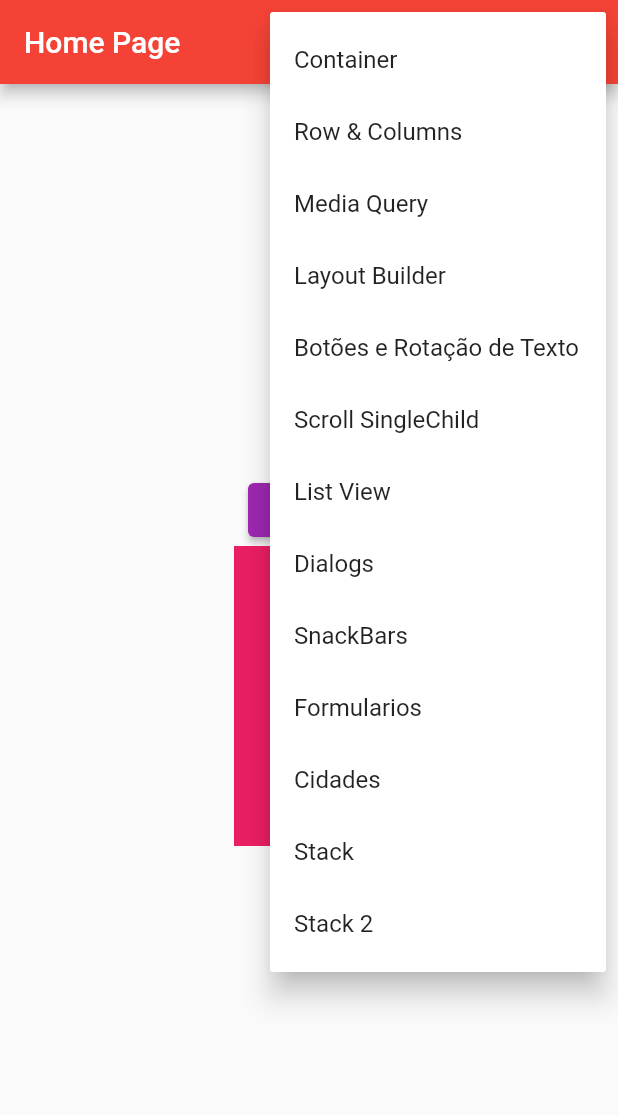
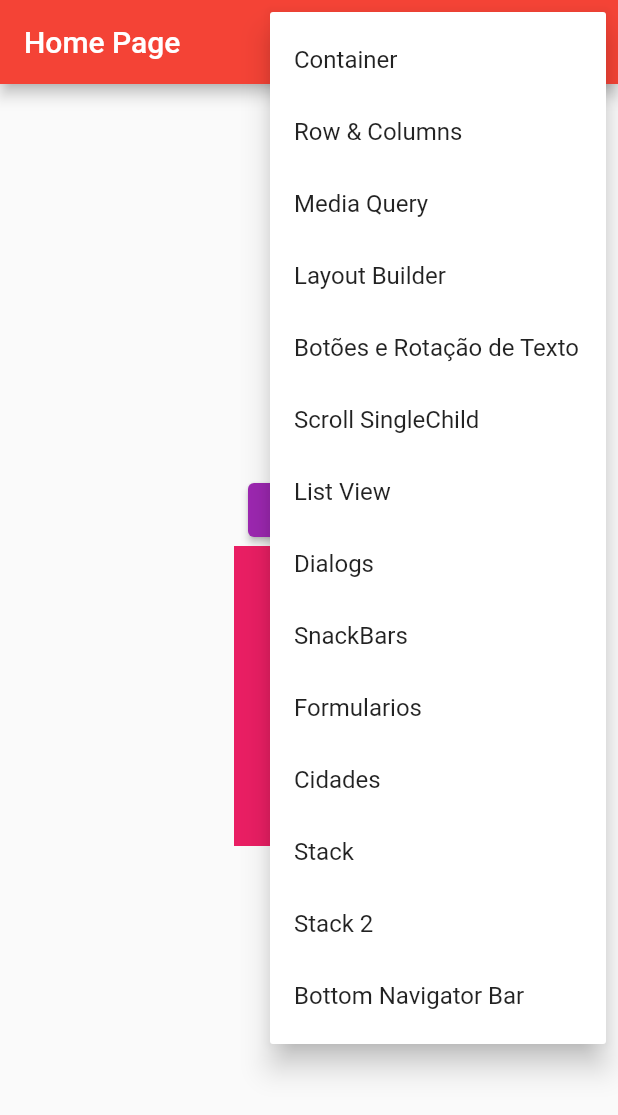
Before and after one commit to fabriciosuhet/flutter-primeiro-projeto, a Flutter app: the screen it shows after launch, after a tap on the "menu" icon, on a phone screen of 412 x 824 dp. Shown: the top 1115 px of the screen. Run offline on Flutter 3.47's test engine with Material 2 defaults, Android fonts, the phone set to English and light mode, and no system bars; our stand-ins replace device_preview.

Commit message:
bottom navigator bar

```diff
--- a/lib/main.dart
+++ b/lib/main.dart
@@ -14,6 +14,8 @@ import 'package:flutter_primeiro_projeto/pages/scrolls/singlechildscrollview_pag
 import 'package:flutter_primeiro_projeto/pages/snacksbars/snackbar_page.dart';
 import 'package:flutter_primeiro_projeto/pages/stack/stack_page.dart';
 import 'package:flutter_primeiro_projeto/pages/stack/stack_page2.dart';
+
+import 'bottom_navigatorbar/bottom_navigator_bar_page.dart';
 
 void main() {
   runApp(
@@ -62,6 +64,7 @@ class MyApp extends StatelessWidget {
         '/cidades': (_) => const CidadesPage(),
         '/stack': (_) => const StackPage(),
         'stack/stack2': (_) => const StackPage2(),
+        '/bottomNavigatorBar': (_) => const BottomNavigatorBarPage(),
       },
     );
   }
--- a/lib/pages/home/homepage.dart
+++ b/lib/pages/home/homepage.dart
@@ -14,6 +14,7 @@ enum PopupMenuPages {
   cidades,
   stack,
   stack2,
+  bottom_navigatorbar,
 }
 
 class HomePage extends StatelessWidget {
@@ -68,6 +69,9 @@ class HomePage extends StatelessWidget {
                   break;
                 case PopupMenuPages.stack2:
                   Navigator.of(context).pushNamed('stack/stack2');
+                  break;
+                case PopupMenuPages.bottom_navigatorbar:
+                  Navigator.of(context).pushNamed('/bottomNavigatorBar');
                   break;
               }
             },
@@ -125,6 +129,10 @@ class HomePage extends StatelessWidget {
                   value: PopupMenuPages.stack2,
                   child: Text('Stack 2'),
                 ),
+                const PopupMenuItem<PopupMenuPages>(
+                  value: PopupMenuPages.bottom_navigatorbar,
+                  child: Text('Bottom Navigator Bar'),
+                ),
               ];
             },
           )
```
Also changed, not shown: lib/bottom_navigatorbar/bottom_navigator_bar_page.dart (added, +54 -0 lines), lib/bottom_navigatorbar/page1.dart (added, +12 -0 lines), lib/bottom_navigatorbar/page2.dart (added, +13 -0 lines).
